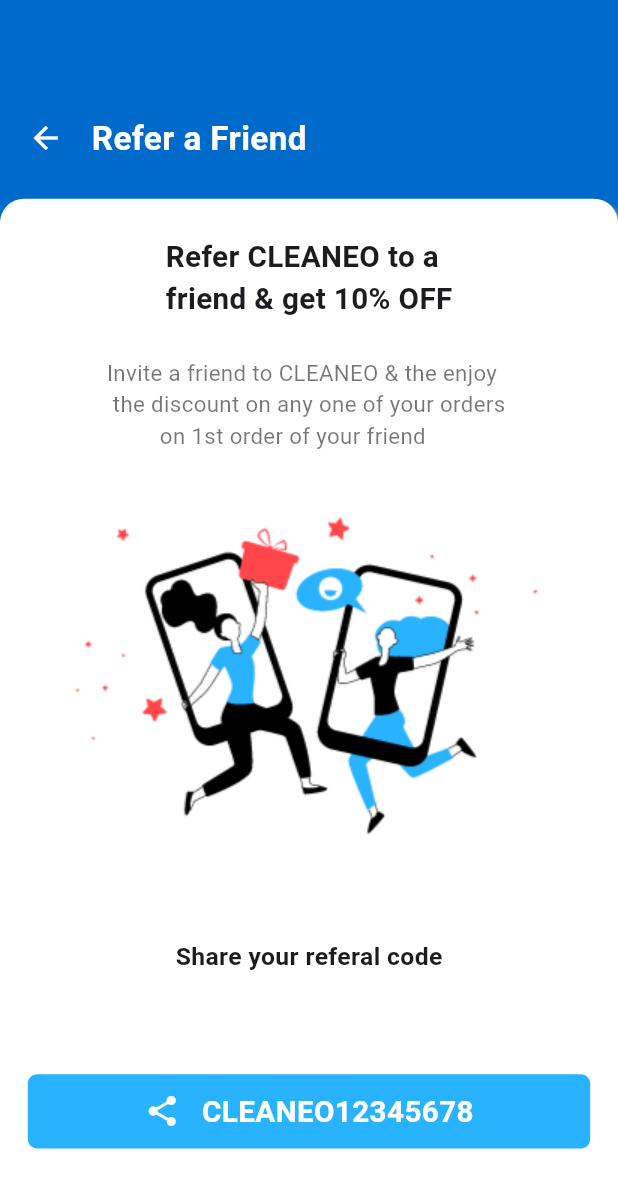
After one commit to ankitmehra125/User-Cleaneo, a Flutter app: the ReferPage screen opened directly, on a phone screen of 412 x 824 dp. The commit adds this screen. Shown: the top 1188 px of the screen. Run offline on Flutter 3.47's test engine with Material 3 defaults, Android fonts, the phone set to English and light mode, and no system bars; our stand-ins replace carousel_slider, country_code_picker, dotted_line, flutter_profile_picture, flutter_rating_bar, flutter_svg and 5 more; accounts and stored records are empty; network calls fail; project files that could hold a hidden picture were left out.

Commit message:
ReferPage.dart complted

```diff
--- a/lib/main.dart
+++ b/lib/main.dart
@@ -12,6 +12,7 @@ import 'package:cleaneo_user_app/Payment/payment_page.dart';
 import 'package:cleaneo_user_app/pages/quantity_wise_page.dart';
 import 'package:cleaneo_user_app/pages/rating_page.dart';
 import 'package:cleaneo_user_app/Help/termsandcondition_page.dart';
+import 'package:cleaneo_user_app/pages/refer_page.dart';
 import 'package:cleaneo_user_app/pages/wash_page.dart';
 import 'package:cleaneo_user_app/Auth/welcome_page.dart';
 import 'package:cleaneo_user_app/Help/help_page.dart';
--- a/lib/pages/dryclean_page.dart
+++ b/lib/pages/dryclean_page.dart
@@ -205,7 +205,7 @@ class _DryCleanPageState extends State<DryCleanPage> {
                               Container(
                                 width: double.infinity,
                                 height: mQuery.size.height * 0.64,
-                                margin: EdgeInsets.symmetric(horizontal: 16),
+                                margin: EdgeInsets.symmetric(horizontal: 18),
                                 decoration: BoxDecoration(
                                   borderRadius: BorderRadius.circular(6),
                                   color: Colors.white,
@@ -223,7 +223,7 @@ class _DryCleanPageState extends State<DryCleanPage> {
                                   children: [
                                     SizedBox(height: mQuery.size.height * 0.015),
                                     Padding(
-                                      padding: const EdgeInsets.only(left: 16),
+                                      padding: const EdgeInsets.only(left: 12),
                                       child: Text(
                                         "WASH",
                                         style: TextStyle(
@@ -450,7 +450,9 @@ class _DryCleanPageState extends State<DryCleanPage> {
       Function() onRemovePressed,
       Function() onAddPressed) {
     return Container(
-      margin: EdgeInsets.symmetric(horizontal: 16),
+      margin: EdgeInsets.symmetric(
+        horizontal: mQuery.size.width*0.025
+      ),
       width: double.infinity,
       height: mQuery.size.height * 0.07,
       child: Row(
@@ -1195,8 +1197,7 @@ class _DryCleanPageState extends State<DryCleanPage> {
                                                 mQuery.size.height * 0.015,
                                               ),
                                               Padding(
-                                                padding: EdgeInsets.symmetric(
-                                                    horizontal: 16),
+                                                padding: EdgeInsets.symmetric(horizontal: 16),
                                                 child: Column(
                                                   children: [
                                                     Text(
--- a/lib/pages/home_page.dart
+++ b/lib/pages/home_page.dart
@@ -1,3 +1,4 @@
+import 'package:cleaneo_user_app/pages/dryclean_page.dart';
 import 'package:cleaneo_user_app/pages/mydrawer.dart';
 import 'package:cleaneo_user_app/pages/myprofile.dart';
 import 'package:cleaneo_user_app/pages/wash_page.dart';
@@ -213,10 +214,17 @@ class _HomePageState extends State<HomePage> {
                       var item = gridItems[index];
                       return GestureDetector(
                         onTap: () {
-                          Navigator.push(
-                            context,
-                            MaterialPageRoute(builder: (context) => WashPage()),
-                          );
+                          if (item['text'] == 'Dry Clean') {
+                            Navigator.push(
+                              context,
+                              MaterialPageRoute(builder: (context) => DryCleanPage()),
+                            );
+                          } else {
+                            Navigator.push(
+                              context,
+                              MaterialPageRoute(builder: (context) => WashPage()),
+                            );
+                          }
                         },
                         child: Container(
                           margin: EdgeInsets.symmetric(horizontal: 12),
@@ -313,7 +321,7 @@ class _HomePageState extends State<HomePage> {
 
       bottomNavigationBar: Container(
         padding: EdgeInsets.only(
-          top: mQuery.size.height*0.007
+            top: mQuery.size.height*0.007
         ),
         height: mQuery.size.height * 0.1,
         child: BottomNavigationBar(
@@ -369,10 +377,6 @@ class _HomePageState extends State<HomePage> {
           ],
         ),
       ),
-
-
-
-
     );
   }
 
--- a/lib/pages/mydrawer.dart
+++ b/lib/pages/mydrawer.dart
@@ -4,6 +4,7 @@ import 'package:cleaneo_user_app/Help/help_page.dart';
 import 'package:cleaneo_user_app/pages/home_page.dart';
 import 'package:cleaneo_user_app/Payment/manage_cards_page.dart';
 import 'package:cleaneo_user_app/pages/myprofile.dart';
+import 'package:cleaneo_user_app/pages/refer_page.dart';
 import 'package:flutter/material.dart';
 import 'package:flutter_profile_picture/flutter_profile_picture.dart';
 
@@ -25,7 +26,7 @@ class _MyDrawerState extends State<MyDrawer> {
         child: Column(
           children: [
             Container(
-              padding: EdgeInsets.only(right: 4,left: 10),
+              width: double.infinity,
               color: Color(0xfff3fbff),
               height: mQuery.size.height*0.15,
               child: Column(
@@ -62,7 +63,7 @@ class _MyDrawerState extends State<MyDrawer> {
                                       fontSize: mQuery.size.height*0.022,
                                       fontWeight: FontWeight.w600
                                   ),),
-                                  SizedBox(width: mQuery.size.width*0.22,),
+                                  SizedBox(width: mQuery.size.width*0.2,),
                                   GestureDetector(
                                       onTap: ()
                                       {
@@ -229,13 +230,21 @@ class _MyDrawerState extends State<MyDrawer> {
                           fontSize: mQuery.size.height*0.0212,
                         ),),
                       ),
-                      ListTile(
+                      GestureDetector(
+                        onTap: ()
+                        {
+                          Navigator.push(context, MaterialPageRoute(builder: (context){
+                            return ReferPage();
+                          }));
+                        },
+                        child: ListTile(
                           leading: Image.asset("assets/images/drawer-images/gift.png",color: Color(0xff29b2fe),
                               width: mQuery.size.width*0.06),
                           title: Text("Refer and Earn",style: TextStyle(
                               fontWeight: FontWeight.w600,
                             fontSize: mQuery.size.height*0.0212,
                           ),),
+                        ),
                       ),
                       ListTile(
                         leading: Image.asset("assets/images/drawer-images/star.png",color: Color(0xff29b2fe),
--- /dev/null
+++ b/lib/pages/refer_page.dart
@@ -0,0 +1,135 @@
+import 'package:cleaneo_user_app/Help/help_page.dart';
+import 'package:cleaneo_user_app/pages/home_page.dart';
+import 'package:flutter/material.dart';
+
+class ReferPage extends StatefulWidget {
+  const ReferPage({Key? key}) : super(key: key);
+
+  @override
+  State<ReferPage> createState() => _ReferPageState();
+}
+
+class _ReferPageState extends State<ReferPage> {
+  @override
+  Widget build(BuildContext context) {
+    var mQuery = MediaQuery.of(context);
+    var refer = "CLEANEO12345678";
+    return Scaffold(
+      body: Container(
+        width: double.infinity,
+        decoration: BoxDecoration(
+          color: Color(0xff006acb),
+        ),
+        child: Column(
+          children: [
+            SizedBox(height: mQuery.size.height * 0.034),
+            Padding(
+              padding: EdgeInsets.only(
+                top: mQuery.size.height*0.058,
+                bottom: mQuery.size.height*0.03,
+                left: mQuery.size.width*0.045,
+                right: mQuery.size.width*0.045,
+              ),
+              child: Row(
+                children: [
+                  GestureDetector(
+                    onTap: () {
+                      Navigator.push(context,
+                          MaterialPageRoute(builder: (context) {
+                            return HomePage();
+                          }));
+                    },
+                    child: Icon(
+                      Icons.arrow_back,
+                      color: Colors.white,
+                    ),
+                  ),
+                  SizedBox(
+                    width: mQuery.size.width * 0.045,
+                  ),
+                  Text(
+                    "Refer a Friend",
+                    style: TextStyle(
+                        fontSize: mQuery.size.height*0.027,
+                        color: Colors.white,
+                        fontWeight: FontWeight.w700),
+                  )
+                ],
+              ),
+            ),
+            Expanded(
+              child: Container(
+                width: double.infinity,
+                decoration: BoxDecoration(
+                  color: Colors.white,
+                  borderRadius: BorderRadius.only(
+                      topLeft: Radius.circular(16),
+                      topRight: Radius.circular(16)),
+                  boxShadow: [
+                    BoxShadow(
+                      color: Colors.grey.withOpacity(0.5),
+                      spreadRadius: 0.3,
+                      blurRadius: 1,
+                      offset:
+                      Offset(3, 3), // changes the position of the shadow
+                    ),
+                  ],
+                ),
+                child: Padding(
+                  padding:  EdgeInsets.only(
+                    top: mQuery.size.height*0.03,
+                    left: mQuery.size.width*0.045,
+                    right: mQuery.size.width*0.045,
+                  ),
+                  child: Column(
+                    children: [
+                      Text("Refer CLEANEO to a \nfriend & get 10% OFF",
+                      style: TextStyle(
+                        fontSize: mQuery.size.height*0.024,
+                        fontWeight: FontWeight.w700
+                      ),),
+                      SizedBox(height: mQuery.size.height*0.03,),
+                      Text("Invite a friend to CLEANEO & the enjoy \n the discount on any one of your "
+                          "orders \n         on 1st order of your friend",
+                      style: TextStyle(
+                        fontSize: mQuery.size.height*0.018,
+                        color: Colors.black54
+                      ),),
+                      Image.asset("assets/images/enjoy.png"),
+                      SizedBox(height: mQuery.size.height*0.055,),
+                      Text("Share your referal code",style: TextStyle(
+                        fontSize: mQuery.size.height*0.02,
+                        fontWeight: FontWeight.w700
+                      ),),
+                      SizedBox(height: mQuery.size.height*0.08,),
+                      Container(
+                        width: double.infinity,
+                        height: mQuery.size.height*0.06,
+                        decoration: BoxDecoration(
+                          color: Color(0xff29b2fe),
+                          borderRadius: BorderRadius.circular(6)
+                        ),
+                        child: Row(
+                          mainAxisAlignment: MainAxisAlignment.center,
+                          children: [
+                            Icon(Icons.share,color: Colors.white,),
+                            SizedBox(width: mQuery.size.width*0.035,),
+                            Text("$refer",style: TextStyle(
+                              color: Colors.white,
+                              fontSize: mQuery.size.height*0.024,
+                              fontWeight: FontWeight.w600
+                            ),)
+                          ],
+                        ),
+                      )
+                    ],
+                  ),
+                ),
+              ),
+            )
+          ],
+        ),
+      ),
+    );
+  }
+}
```
Also changed, not shown: assets/images/enjoy.png (added). Lines whose indentation alone changed are shown as unchanged.
